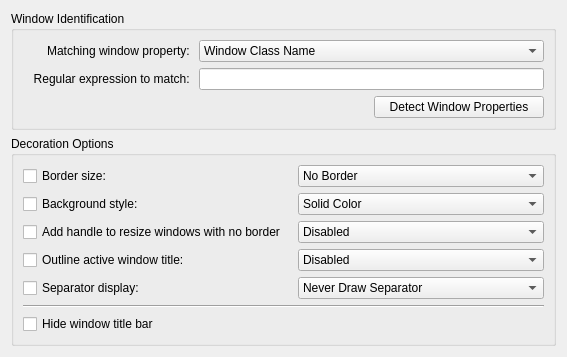
The window that clients/oxygen/config/ui/oxygenexceptiondialog.ui (KDE/kwin) describes before a commit, drawn with Qt 5.
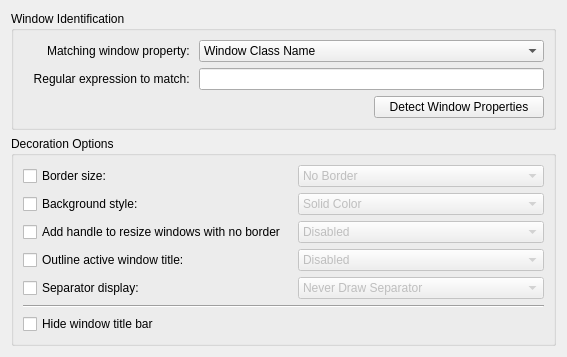
The same window after the commit. Custom widgets are drawn as their Qt base class.

Commit message: moved enable state signal/slot connections to ui, as well as initial enabled state. properly track dialog modifications.

Patch:
```diff
--- a/clients/oxygen/config/ui/oxygenexceptiondialog.ui
+++ b/clients/oxygen/config/ui/oxygenexceptiondialog.ui
@@ -134,6 +134,9 @@
       </item>
       <item row="0" column="2">
        <widget class="KComboBox" name="frameBorderComboBox">
+        <property name="enabled">
+         <bool>false</bool>
+        </property>
         <item>
          <property name="text">
           <string>No Border</string>
@@ -183,6 +186,9 @@
       </item>
       <item row="2" column="2">
        <widget class="KComboBox" name="blendColorComboBox">
+        <property name="enabled">
+         <bool>false</bool>
+        </property>
         <item>
          <property name="text">
           <string>Solid Color</string>
@@ -202,6 +208,9 @@
       </item>
       <item row="3" column="2">
        <widget class="KComboBox" name="sizeGripComboBox">
+        <property name="enabled">
+         <bool>false</bool>
+        </property>
         <item>
          <property name="text">
           <string>Disabled</string>
@@ -216,6 +225,9 @@
       </item>
       <item row="4" column="2">
        <widget class="KComboBox" name="titleOutlineComboBox">
+        <property name="enabled">
+         <bool>false</bool>
+        </property>
         <item>
          <property name="text">
           <string>Disabled</string>
@@ -230,6 +242,9 @@
       </item>
       <item row="5" column="2">
        <widget class="KComboBox" name="separatorComboBox">
+        <property name="enabled">
+         <bool>false</bool>
+        </property>
         <item>
          <property name="text">
           <string>Never Draw Separator</string>
```
Left out of the diff: 91 changed lines with no effect on the pictures. The commit also changes 2 other files.
